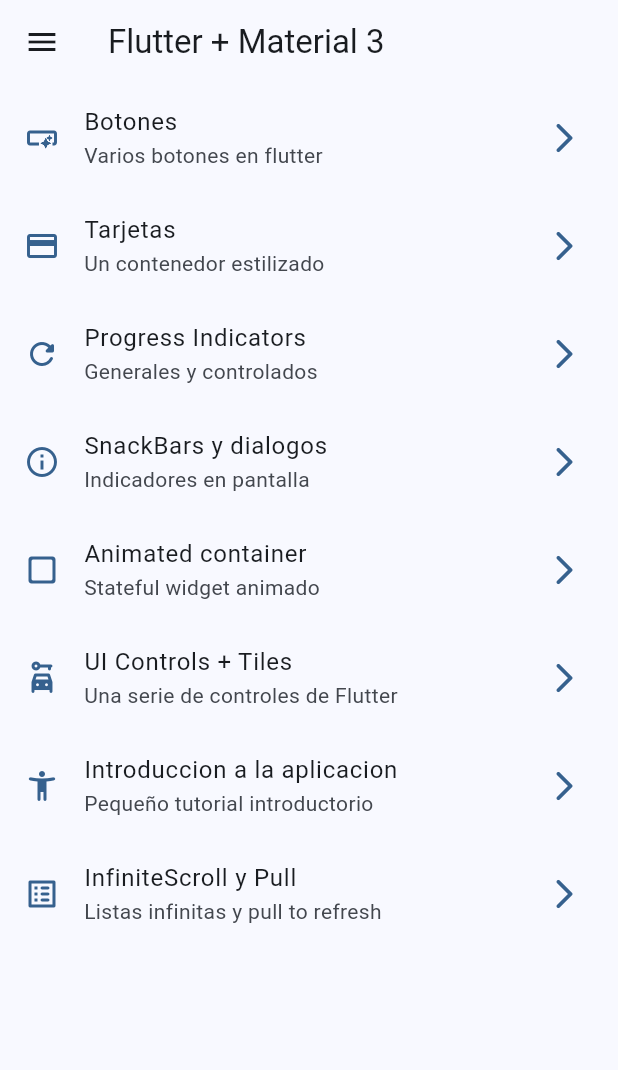
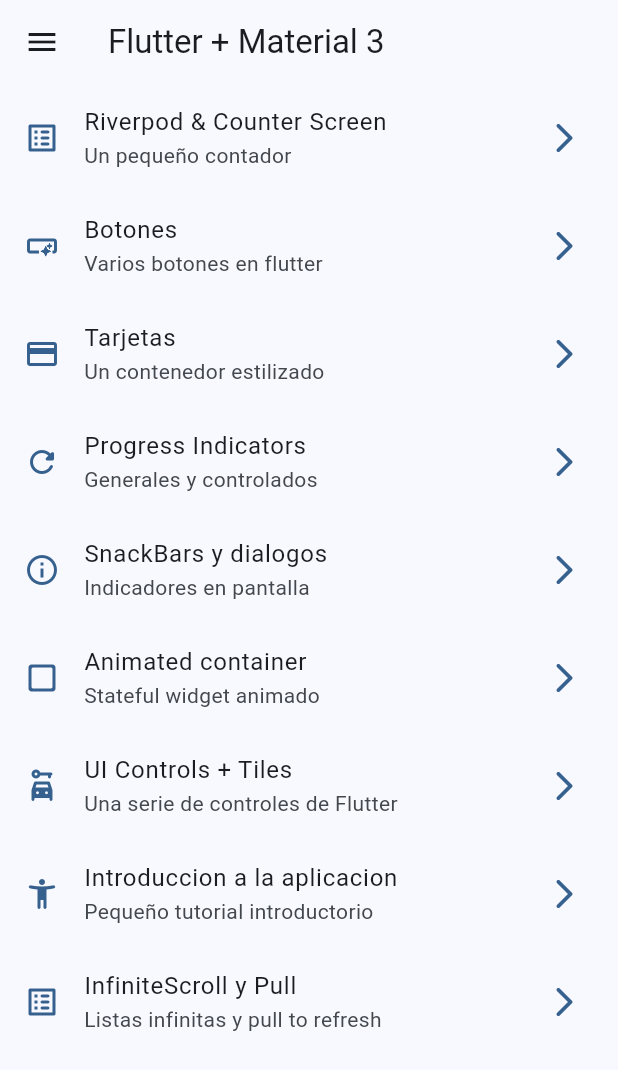
Before and after one commit to OscarOcomatl/widgets_app, a Flutter app: the screen it shows after launch, on a phone screen of 412 x 824 dp. Shown: the top 1070 px of the screen. Run offline on Flutter 3.47's test engine with Material 3 defaults, Android fonts, the phone set to English and light mode, and no system bars; our stand-ins replace animate_do, go_router.

Commit message:
Se agregó configuración para counter screen

```diff
--- a/lib/config/menu/menu_items.dart
+++ b/lib/config/menu/menu_items.dart
@@ -17,6 +17,12 @@ class MenuItem {
 }
 
 const appMenuItems = <MenuItem>[
+  MenuItem(
+    title: 'Riverpod & Counter Screen',
+    subtitle: 'Un pequeño contador',
+    link: '/river-counter',
+    icon: Icons.list_alt_rounded
+  ),
   MenuItem(
     title: 'Botones',
     subtitle: 'Varios botones en flutter',
--- a/lib/config/router/app_router.dart
+++ b/lib/config/router/app_router.dart
@@ -1,5 +1,6 @@
 import 'package:go_router/go_router.dart';
 import 'package:widgets_app/presentation/screens.dart';
+import 'package:widgets_app/presentation/screens/counter/counter_screen.dart';
 
 
 final appRouter = GoRouter(
@@ -50,5 +51,10 @@ final appRouter = GoRouter(
       name: InfiniteScrollScreen.name,
       builder: (context, state) => const InfiniteScrollScreen(),
     ),
+    GoRoute(
+      path: '/river-counter',
+      name: CounterScreen.name,
+      builder: (context, state) => const CounterScreen()
+    )
   ],
 );
```
